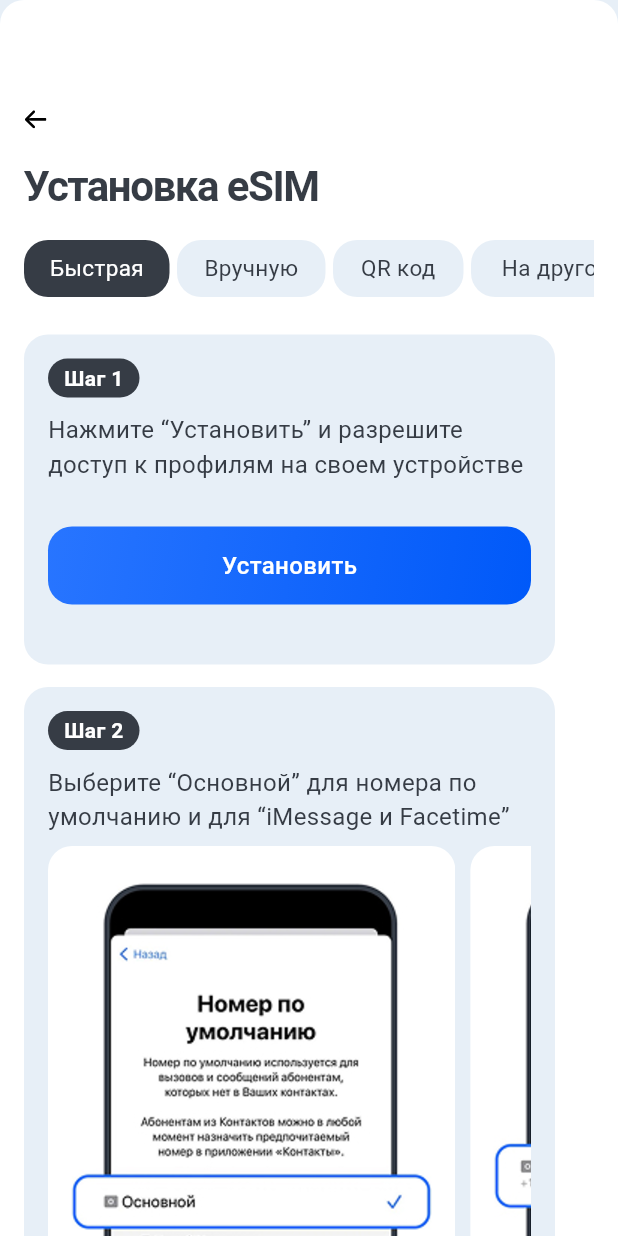
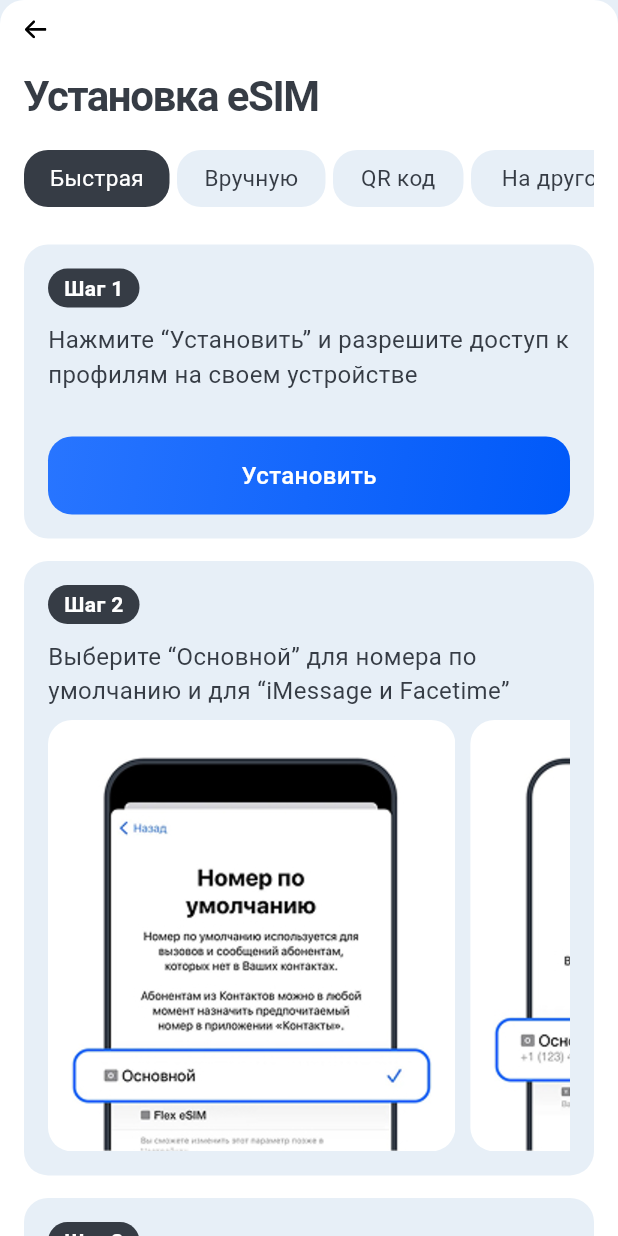
Before and after one commit to nurmek51/vink-sim, a Flutter app: the EsimSetupPage screen opened directly, on a phone screen of 412 x 824 dp. Run offline on Flutter 3.47's test engine with Material 3 defaults, Android fonts, the phone set to English and light mode, and no system bars; our stand-ins replace flutter_svg, vector_graphics; Roboto replaces fonts that are missing (HelveticaNeue).

Commit message:
Fixed adaptability of the screens

```diff
--- a/lib/constants/lozalization.dart
+++ b/lib/constants/lozalization.dart
@@ -24,6 +24,10 @@ class AppLocalization {
   static const appLanguageTitle = 'Язык';
   static const appLanguageRu = 'Русский';
   static const appLanguageEn = 'English';
+  static const startRegistration = 'Начать регистрацию';
+  static const download = 'Установить';
+  static const close = 'Закрыть';
+
 
 
 }
--- a/lib/feature/screen112/views/esim_setup_page.dart
+++ b/lib/feature/screen112/views/esim_setup_page.dart
@@ -1,6 +1,7 @@
 import 'package:flex_travel_sim/components/widgets/blue_button.dart';
 import 'package:flex_travel_sim/components/widgets/go_back_arrow.dart';
 import 'package:flex_travel_sim/components/widgets/helvetica_neue_font.dart';
+import 'package:flex_travel_sim/constants/lozalization.dart';
 import 'package:flex_travel_sim/feature/screen112/widgets/lazy_row.dart';
 import 'package:flex_travel_sim/feature/screen112/widgets/setup_body.dart';
 import 'package:flutter/material.dart';
@@ -22,6 +23,7 @@ class _EsimSetupPageState extends State<EsimSetupPage> {
     return Scaffold(
       backgroundColor: Color(0xFFE7EFF7),
       body: SingleChildScrollView(
+        child: SafeArea(
           child: Column(
             children: [
               // body
@@ -31,7 +33,7 @@ class _EsimSetupPageState extends State<EsimSetupPage> {
                   color: Colors.white,
                 ),
                 child: Padding(
-                padding: const EdgeInsets.fromLTRB(16, 70, 16, 40),
+                  padding: const EdgeInsets.fromLTRB(16, 10, 16, 40),
                   child: Column(
                     crossAxisAlignment: CrossAxisAlignment.start,
                     children: [
@@ -55,13 +57,15 @@ class _EsimSetupPageState extends State<EsimSetupPage> {
                       SizedBox(height: 20),
 
                       // Scrollable element
-                    LazyRow(
+                      Center(
+                        child: LazyRow(
                           selected: selected,
                           onSelected: (value) {
                             setState(() {
                               selected = value;
                             });
                           },
+                        ),
                       ),
 
                       // BODY
@@ -93,17 +97,14 @@ class _EsimSetupPageState extends State<EsimSetupPage> {
               if (selected == 'Быстрая') ...[
                 SizedBox(height: 10),
                 Container(
-                height: 499,
-                width: 395,
+                  width: double.infinity,
                   decoration: BoxDecoration(
                     color: Colors.white,
                     borderRadius: BorderRadius.circular(16),
                   ),
-                child: Center(
                   child: Padding(
-                    padding: const EdgeInsets.only(top: 32),
+                    padding: const EdgeInsets.only(top: 32, bottom: 20),
                     child: Column(
-                      crossAxisAlignment: CrossAxisAlignment.center,
                       children: [
                         SvgPicture.asset(
                           'assets/icons/figma112/success_icon.svg',
@@ -118,26 +119,22 @@ class _EsimSetupPageState extends State<EsimSetupPage> {
                           fontWeight: FontWeight.bold,
                         ),
                         SizedBox(height: 20),
-                        Center(
-                          child: HelveticaneueFont(
+                        HelveticaneueFont(
                           text: 'Процесс подключения может\nдлиться от 1 минуты до часа.',
                           fontSize: 16,
                           color: Colors.black,
                           fontWeight: FontWeight.w500,
                         ),
-                        ),
                         SizedBox(height: 20),
-                        Center(
-                          child: HelveticaneueFont(
+                        HelveticaneueFont(
                           text: 'В случае проблем с подключением –\nвключите “Авиарежим ✈” на 10 секунд и\nпопробуйте еще раз.',
                           textAlign: TextAlign.center,
                           fontSize: 16,
                           color: Color(0xFF7D7D7D),
                           fontWeight: FontWeight.w500,
                         ),
-                        ),
                         SizedBox(height: 30),
-                        BlueButton(buttonText: 'Закрыть'),
+                        BlueButton(buttonText: AppLocalization.close),
                         SizedBox(height: 30),
                         Container(
                           width: 126,
@@ -159,12 +156,12 @@ class _EsimSetupPageState extends State<EsimSetupPage> {
                     ),
                   ),
                 ),
-              ),
               ],
 
             ],
           ),
         ),
+      ),
     );
   }
 }
--- a/lib/feature/screen112/widgets/body_container.dart
+++ b/lib/feature/screen112/widgets/body_container.dart
@@ -4,15 +4,15 @@ import 'package:flutter/material.dart';
 class BodyContainer extends StatelessWidget {
   final String stepNum;
   final String description;
-  final double height;
-  final double widgth;
+  final double? height;
+  final double? widgth;
   final Widget? child;
 
   const BodyContainer({
     super.key,
     required this.stepNum,
-    required this.widgth,
-    required this.height,
+    this.widgth,
+    this.height,
     required this.description,
     this.child,
   });
@@ -49,13 +49,15 @@ class BodyContainer extends StatelessWidget {
               ),
             ),
             SizedBox(height: 10),
-            HelveticaneueFont(
-              text: description,
-              fontSize: 16,
-              color: Color(0xFF363C45),
+            Center(
+              child: HelveticaneueFont(
+                text: description,
+                fontSize: 16,
+                color: Color(0xFF363C45),
+              ),
             ),
 
-            if (child != null) child!,
+            if (child != null) Center(child: child!),
           ],
         ),
       ),
--- a/lib/feature/screen112/widgets/setup_body.dart
+++ b/lib/feature/screen112/widgets/setup_body.dart
@@ -1,4 +1,5 @@
-import 'package:flex_travel_sim/components/widgets/blue_button.dart';
+import 'package:flex_travel_sim/constants/app_colors.dart';
+import 'package:flex_travel_sim/constants/lozalization.dart';
 import 'package:flex_travel_sim/feature/screen112/widgets/body_container.dart';
 import 'package:flutter/material.dart';
 
@@ -12,11 +13,26 @@ class SetupBody extends StatelessWidget {
         BodyContainer(
           stepNum: '1',
           description: 'Нажмите “Установить” и разрешите доступ к профилям на своем устройстве',
-          widgth: 354,
-          height: 220,
+          // widgth: 354,
+          // height: 220,
           child: Padding(
             padding: const EdgeInsets.only(top: 30.0),
-            child: BlueButton(buttonText: 'Установить'),
+            child: Container(
+              alignment: Alignment.center,
+              height: 52,
+              decoration: BoxDecoration(
+                gradient: AppColors.containerGradientPrimary,
+                borderRadius: BorderRadius.circular(16),
+              ),
+              child: const Text(
+                AppLocalization.download,
+                style: TextStyle(
+                  color: Colors.white,
+                  fontSize: 16,
+                  fontWeight: FontWeight.w500,
+                ),
+              ),
+            ),
           ),
         ),
 
@@ -25,8 +41,8 @@ class SetupBody extends StatelessWidget {
         BodyContainer(
           stepNum: '2',
           description: 'Выберите “Основной” для номера по умолчанию и для “iMessage и Facetime”',
-          widgth: 354,
-          height: 438,
+          // widgth: 354,
+          // height: 438,
             child: Center(
               child: SingleChildScrollView(
                 scrollDirection: Axis.horizontal,
@@ -67,12 +83,13 @@ class SetupBody extends StatelessWidget {
         BodyContainer(
           stepNum: '3',
           description: 'Выберите недавно добавленный план eSIM для передачи сотовых данных',
-          widgth: 354,
-          height: 438,
+          // widgth: 354,
+          // height: 438,
           child: Padding(
             padding: const EdgeInsets.only(top: 8.0),
             child: Center(
               child: Row(
+                mainAxisSize: MainAxisSize.min,
                 children: [
                   ClipRRect(
                     borderRadius: BorderRadius.circular(16),
@@ -95,8 +112,8 @@ class SetupBody extends StatelessWidget {
         BodyContainer(
           stepNum: '4',
           description: 'Зайдите в Настройки > Сотовая связь > Flex eSIM.\n\nВключите “Роуминг данных”',
-          widgth: 354,
-          height: 470,
+          // widgth: 354,
+          // height: 470,
           child: Padding(
             padding: const EdgeInsets.only(top: 8.0),
             child: Center(
--- a/lib/feature/screen142/views/tariffs_and_countries_page.dart
+++ b/lib/feature/screen142/views/tariffs_and_countries_page.dart
@@ -11,11 +11,12 @@ class TariffsAndCountriesPage extends StatelessWidget {
     // FIGMA NUMBER - 142
     return Scaffold(
       backgroundColor: Colors.white,
-      body: Column(
+      body: SafeArea(
+        child: Column(
           crossAxisAlignment: CrossAxisAlignment.start,
           children: [
             Padding(
-            padding: const EdgeInsets.fromLTRB(16, 70, 16, 8),
+              padding: const EdgeInsets.fromLTRB(16, 10, 16, 8),
               child: Row(
                 children: [
                   GoBackArrow(
@@ -47,6 +48,7 @@ class TariffsAndCountriesPage extends StatelessWidget {
 
           ],
         ),
+      ),
     );
   }
 }
--- a/lib/feature/screen143/widgets/steps_container.dart
+++ b/lib/feature/screen143/widgets/steps_container.dart
@@ -17,8 +17,8 @@ class StepsContainer extends StatelessWidget {
   @override
   Widget build(BuildContext context) {
     return Container(
-      width: 354,
-      height: 106,
+      // width: 354,
+      // height: 106,
       decoration: BoxDecoration(
         color: Color(0xFFF2F2F2),
         borderRadius: BorderRadius.circular(16),
```
Also changed, not shown: lib/feature/screen141/views/guide_page.dart (+22 -4 lines), lib/feature/screen143/views/setting_esim_page.dart (+24 -6 lines). Lines whose indentation alone changed are shown as unchanged.
